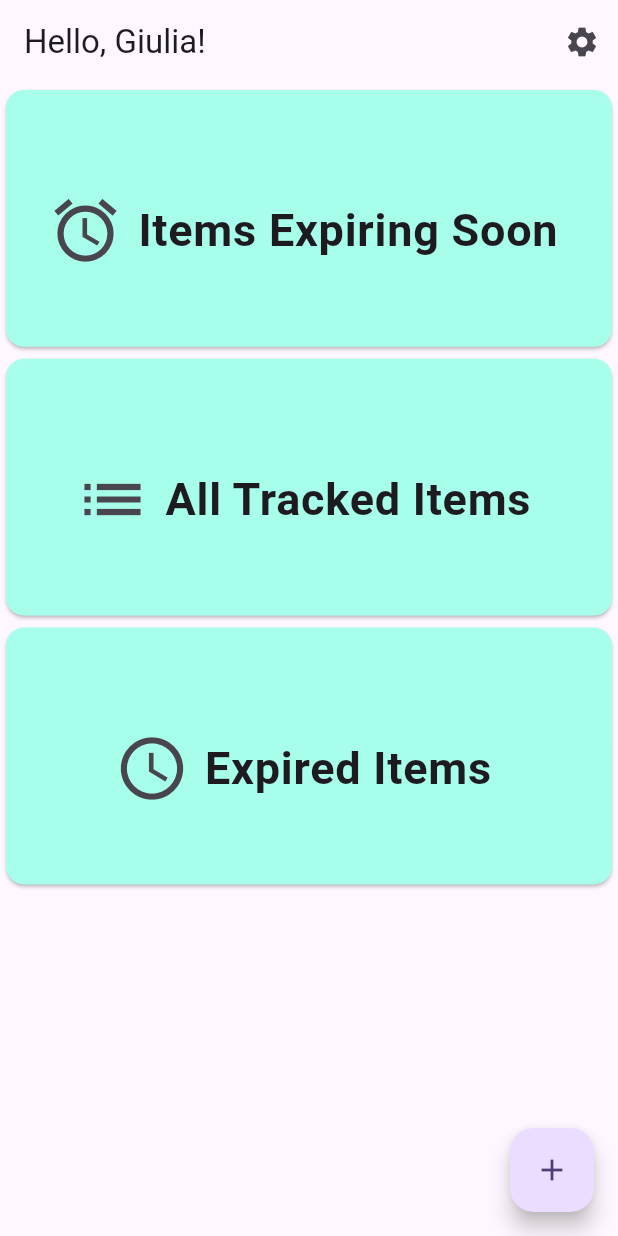
After one commit to giuliamandres/wasteguard, a Flutter app: the HomePage screen opened directly, on a phone screen of 412 x 824 dp. The commit adds this screen. Run offline on Flutter 3.47's test engine with Material 3 defaults, Android fonts, the phone set to English and light mode, and no system bars; our stand-ins replace bloc, firebase_auth, firebase_core, flutter_bloc; accounts and stored records are empty.

Commit message:
Implemented a first attempt of the homepage.

```diff
--- a/wasteguard/lib/loginEvent.dart
+++ b/wasteguard/lib/Login/loginEvent.dart
@@ -1,12 +1,12 @@
 abstract class LoginEvent {
-  const LoginEvent();
+  LoginEvent();
 }
 
 class LoginButtonPressed extends LoginEvent {
   final String email;
   final String password;
 
-  const LoginButtonPressed({required this.email, required this.password});
+  LoginButtonPressed({required this.email, required this.password});
 
   @override
   String toString() => 'LoginButtonPressed { email: $email, password: $password }';
--- a/wasteguard/lib/loginState.dart
+++ b/wasteguard/lib/Login/loginState.dart
@@ -1,5 +1,5 @@
 abstract class LoginState{
-  const LoginState();
+  LoginState();
 }
 
 class LoginInitialState extends LoginState{}
@@ -10,7 +10,7 @@ class LoginLoading extends LoginState{}
 
 class LoginFailure extends LoginState{
   final String error;
-  const LoginFailure({
+  LoginFailure({
     required this.error
   });
 
--- /dev/null
+++ b/wasteguard/lib/homepage.dart
@@ -0,0 +1,106 @@
+import 'dart:ui';
+
+import 'package:flutter/cupertino.dart';
+import 'package:flutter/material.dart';
+import 'package:flutter/painting.dart';
+import 'package:flutter/rendering.dart';
+import 'package:flutter/widgets.dart';
+
+class HomePage extends StatelessWidget {
+
+  final String userName = "Giulia";
+
+  const HomePage({super.key});
+
+  @override
+  Widget build(BuildContext context) {
+    return Scaffold(
+      appBar: AppBar(
+        title: Text('Hello, $userName!'),
+        actions: [
+          IconButton(onPressed: (){}, icon: const Icon(Icons.settings))
+        ],
+      ),
+      body: FractionallySizedBox(
+        heightFactor: 0.7,
+        child: Column(
+          crossAxisAlignment: CrossAxisAlignment.stretch,
+          children: [
+            Expanded(
+              //height: 100,
+              child: Card(
+                color: Colors.tealAccent[100],
+                child: Center(
+                  child: ListTile(
+                    title: const Align(
+                      alignment: Alignment.center,
+                      child: Row(
+                        mainAxisAlignment: MainAxisAlignment.center,
+                        children: [
+                          Icon(Icons.access_alarm, size: 50),
+                          SizedBox(width: 10),
+                          Text('Items Expiring Soon', style: TextStyle(fontSize: 30, fontWeight: FontWeight.bold)),
+                        ],
+                      ),
+                    ),
+                    onTap: () {},
+                  ),
+                ),
+              ),
+            ),
+            Expanded(
+              //height: 100,
+              child: Card(
+                color: Colors.tealAccent[100],
+                child: Center(
+                  child: ListTile(
+                    title: const Align(
+                      alignment: Alignment.center,
+                      child: Row(
+                        mainAxisAlignment: MainAxisAlignment.center,
+                        children: [
+                          Icon(Icons.list, size: 50),
+                          SizedBox(width: 10),
+                          Text('All Tracked Items', style: TextStyle(fontSize: 30, fontWeight: FontWeight.bold)),
+                        ],
+                      ),
+                    ),
+                    onTap: () {},
+                  ),
+                ),
+              ),
+            ),
+            Expanded(
+              //height: 100,
+              child: Card(
+                color: Colors.tealAccent[100],
+                child: Center(
+                  child: ListTile(
+                    title: const Align(
+                      alignment: Alignment.center,
+                      child: Row(
+                        mainAxisAlignment: MainAxisAlignment.center,
+                        children: [
+                          Icon(Icons.access_time, size: 50),
+                          SizedBox(width: 10),
+                          Text('Expired Items', style: TextStyle(fontSize: 30, fontWeight: FontWeight.bold)),
+                        ],
+                      ),
+                    ),
+                    onTap: () {},
+                  ),
+                ),
+              ),
+            ),
+          ],
+        ),
+      ),
+
+      floatingActionButton: FloatingActionButton(
+        onPressed: (){},
+        child: const Icon(Icons.add),
+      ),
+    );
+  }
+
+}
--- a/wasteguard/pubspec.yaml
+++ b/wasteguard/pubspec.yaml
@@ -31,6 +31,8 @@ dependencies:
   flutter:
     sdk: flutter
   flutter_bloc: ^8.1.4
+  firebase_core: ^2.27.1
+  firebase_auth: ^4.17.9
 
 
   # The following adds the Cupertino Icons font to your application.
```
Also changed, not shown: wasteguard/lib/Login/login.dart (renamed from wasteguard/lib/login.dart, +33 -9 lines), wasteguard/lib/Login/loginBloc.dart (added, +27 -0 lines), wasteguard/lib/loginBloc.dart (deleted, +0 -23 lines), wasteguard/lib/main.dart (+11 -92 lines), wasteguard/lib/firebase_options.dart (added), wasteguard/pubspec.lock, 18 other files.
